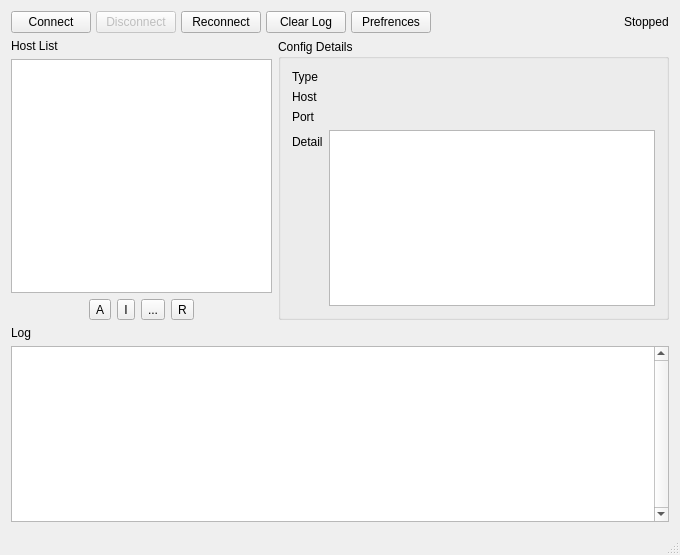
First picture: the form in src/ui/w_MainWindow.ui, repository darsvador/qvssr, before the edit.
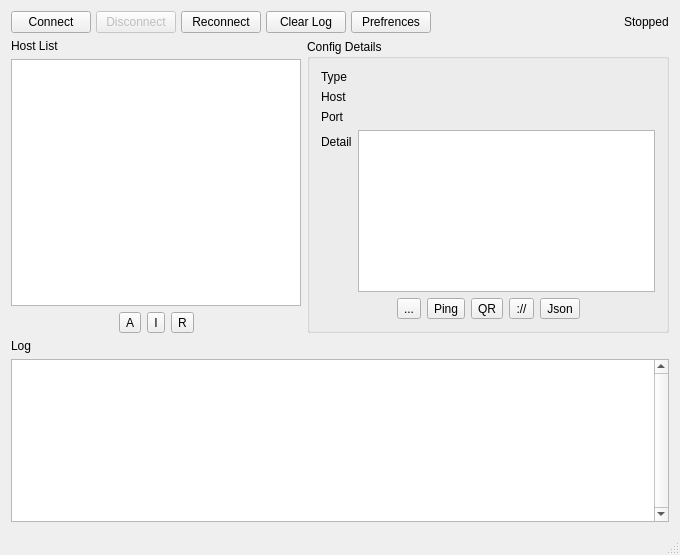
Second picture: the form after the edit. Icons and pictures are not drawn.

Commit message: [add] Added ui for connection share.

What changed in the file:
```diff
--- a/src/ui/w_MainWindow.ui
+++ b/src/ui/w_MainWindow.ui
@@ -35,7 +35,7 @@
      <height>530</height>
     </size>
    </property>
-   <layout class="QGridLayout" name="gridLayout" columnstretch="2,3">
+   <layout class="QGridLayout" name="gridLayout" columnstretch="4,5">
     <item row="0" column="0" colspan="2">
      <layout class="QHBoxLayout" name="horizontalLayout" stretch="1,1,0,1,0,0,0">
       <property name="spacing">
@@ -173,6 +173,78 @@
          </property>
         </widget>
        </item>
+       <item row="4" column="0" colspan="2">
+        <layout class="QHBoxLayout" name="horizontalLayout_3">
+         <item>
+          <spacer name="horizontalSpacer_5">
+           <property name="orientation">
+            <enum>Qt::Horizontal</enum>
+           </property>
+           <property name="sizeHint" stdset="0">
+            <size>
+             <width>40</width>
+             <height>20</height>
+            </size>
+           </property>
+          </spacer>
+         </item>
+         <item>
+          <widget class="QToolButton" name="editConfigButton">
+           <property name="toolTip">
+            <string>#EditConnection</string>
+           </property>
+           <property name="text">
+            <string>...</string>
+           </property>
+           <property name="icon">
+            <iconset resource="../../resources.qrc">
+             <normaloff>:/icons/edit_connection_btn.png</normaloff>:/icons/edit_connection_btn.png</iconset>
+           </property>
+          </widget>
+         </item>
+         <item>
+          <widget class="QToolButton" name="pingTestBtn">
+           <property name="text">
+            <string>Ping</string>
+           </property>
+          </widget>
+         </item>
+         <item>
+          <widget class="QToolButton" name="shareQRButton">
+           <property name="text">
+            <string>QR</string>
+           </property>
+          </widget>
+         </item>
+         <item>
+          <widget class="QToolButton" name="shareVMessButton">
+           <property name="text">
+            <string>://</string>
+           </property>
+          </widget>
+         </item>
+         <item>
+          <widget class="QToolButton" name="editJsonBtn">
+           <property name="text">
+            <string>Json</string>
+           </property>
+          </widget>
+         </item>
+         <item>
+          <spacer name="horizontalSpacer_4">
+           <property name="orientation">
+            <enum>Qt::Horizontal</enum>
+           </property>
+           <property name="sizeHint" stdset="0">
+            <size>
+             <width>40</width>
+             <height>20</height>
+            </size>
+           </property>
+          </spacer>
+         </item>
+        </layout>
+       </item>
       </layout>
      </widget>
     </item>
@@ -271,20 +343,6 @@
         </property>
        </widget>
       </item>
-      <item>
-       <widget class="QToolButton" name="editConfigButton">
-        <property name="toolTip">
-         <string>#EditConnection</string>
-        </property>
-        <property name="text">
-         <string>...</string>
-        </property>
-        <property name="icon">
-         <iconset resource="../../resources.qrc">
-          <normaloff>:/icons/edit_connection_btn.png</normaloff>:/icons/edit_connection_btn.png</iconset>
-        </property>
-       </widget>
-      </item>
       <item>
        <widget class="QToolButton" name="removeConfigButton">
         <property name="sizePolicy">
```
The commit also changes 9 other files.
